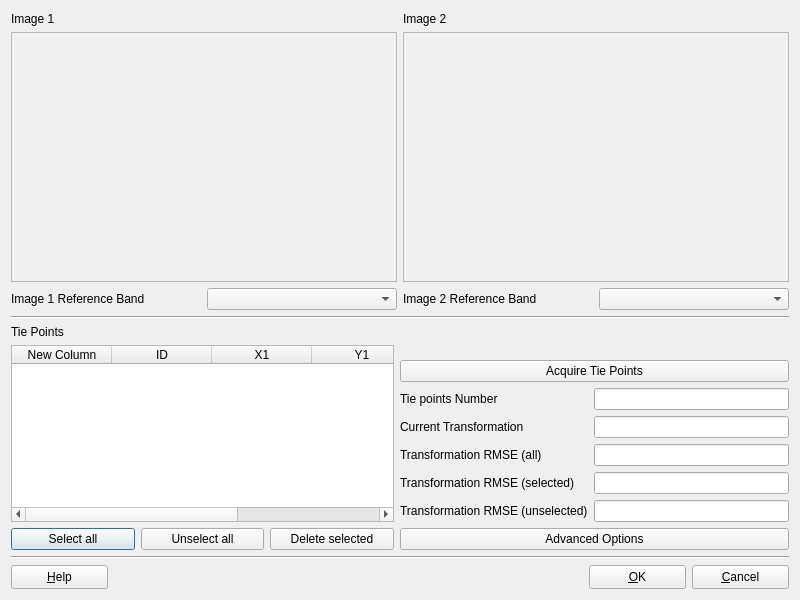
This is src/terralib/qt/widgets/rp/ui/TiePointsLocatorForm.ui in claudiobogossian/terralib5 as Qt 5 draws it before an edit. The edited form follows.
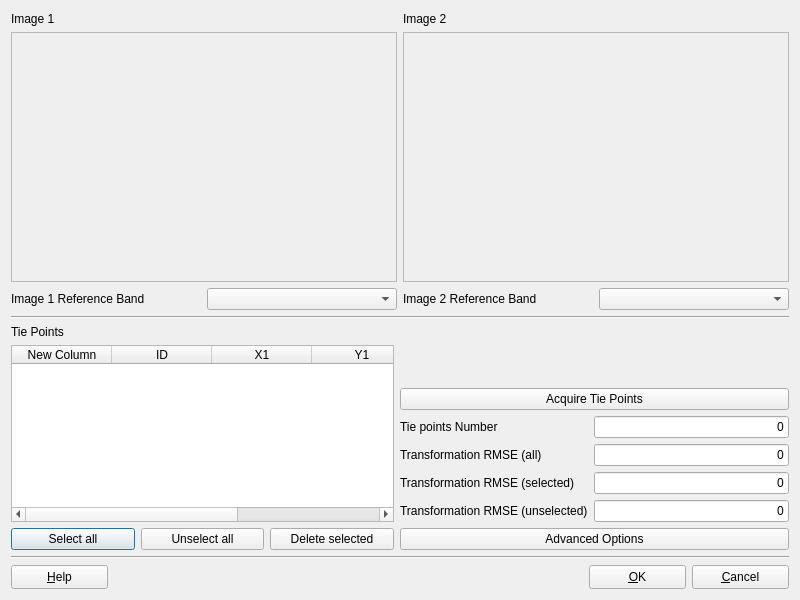
This is the edited form.

Patch:
```diff
--- a/src/terralib/qt/widgets/rp/ui/TiePointsLocatorForm.ui
+++ b/src/terralib/qt/widgets/rp/ui/TiePointsLocatorForm.ui
@@ -22,7 +22,7 @@
   <property name="layoutDirection">
    <enum>Qt::LeftToRight</enum>
   </property>
-  <layout class="QGridLayout" name="gridLayout_5">
+  <layout class="QGridLayout" name="gridLayout_4">
    <item row="0" column="0" colspan="2">
     <layout class="QGridLayout" name="gridLayout">
      <item row="0" column="0">
@@ -186,15 +186,15 @@
     </layout>
    </item>
    <item row="3" column="1">
-    <layout class="QGridLayout" name="gridLayout_4">
-     <item row="0" column="0">
+    <layout class="QVBoxLayout" name="verticalLayout">
+     <item>
       <widget class="QPushButton" name="m_acquireTiePointsPushButton">
        <property name="text">
         <string>Acquire Tie Points</string>
        </property>
       </widget>
      </item>
-     <item row="1" column="0">
+     <item>
       <layout class="QGridLayout" name="gridLayout_2">
        <item row="0" column="0">
         <widget class="QLabel" name="label_4">
@@ -211,6 +211,9 @@
            <height>0</height>
           </size>
          </property>
+         <property name="text">
+          <string>0</string>
+         </property>
          <property name="alignment">
           <set>Qt::AlignRight|Qt::AlignTrailing|Qt::AlignVCenter</set>
          </property>
@@ -220,36 +223,13 @@
         </widget>
        </item>
        <item row="1" column="0">
-        <widget class="QLabel" name="label_5">
-         <property name="text">
-          <string>Current Transformation</string>
-         </property>
-        </widget>
-       </item>
-       <item row="1" column="1">
-        <widget class="QLineEdit" name="m_currentTransformationLineEdit">
-         <property name="minimumSize">
-          <size>
-           <width>150</width>
-           <height>0</height>
-          </size>
-         </property>
-         <property name="alignment">
-          <set>Qt::AlignRight|Qt::AlignTrailing|Qt::AlignVCenter</set>
-         </property>
-         <property name="readOnly">
-          <bool>true</bool>
-         </property>
-        </widget>
-       </item>
-       <item row="2" column="0">
         <widget class="QLabel" name="label_6">
          <property name="text">
           <string>Transformation RMSE (all)</string>
          </property>
         </widget>
        </item>
-       <item row="2" column="1">
+       <item row="1" column="1">
         <widget class="QLineEdit" name="m_transformationRMSEAllLineEdit">
          <property name="minimumSize">
           <size>
@@ -257,6 +237,9 @@
            <height>0</height>
           </size>
          </property>
+         <property name="text">
+          <string>0</string>
+         </property>
          <property name="alignment">
           <set>Qt::AlignRight|Qt::AlignTrailing|Qt::AlignVCenter</set>
          </property>
@@ -265,14 +248,14 @@
          </property>
         </widget>
        </item>
-       <item row="3" column="0">
+       <item row="2" column="0">
         <widget class="QLabel" name="label_7">
          <property name="text">
           <string>Transformation RMSE (selected)</string>
          </property>
         </widget>
        </item>
-       <item row="3" column="1">
+       <item row="2" column="1">
         <widget class="QLineEdit" name="m_transformationRMSESelectedLineEdit">
          <property name="minimumSize">
           <size>
@@ -280,6 +263,9 @@
            <height>0</height>
           </size>
          </property>
+         <property name="text">
+          <string>0</string>
+         </property>
          <property name="alignment">
           <set>Qt::AlignRight|Qt::AlignTrailing|Qt::AlignVCenter</set>
          </property>
@@ -288,14 +274,14 @@
          </property>
         </widget>
        </item>
-       <item row="4" column="0">
+       <item row="3" column="0">
         <widget class="QLabel" name="label_8">
          <property name="text">
           <string>Transformation RMSE (unselected)</string>
          </property>
         </widget>
        </item>
-       <item row="4" column="1">
+       <item row="3" column="1">
         <widget class="QLineEdit" name="m_transformationRMSEunselectedLineEdit">
          <property name="minimumSize">
           <size>
@@ -303,6 +289,9 @@
            <height>0</height>
           </size>
          </property>
+         <property name="text">
+          <string>0</string>
+         </property>
          <property name="alignment">
           <set>Qt::AlignRight|Qt::AlignTrailing|Qt::AlignVCenter</set>
          </property>
@@ -313,7 +302,7 @@
        </item>
       </layout>
      </item>
-     <item row="2" column="0">
+     <item>
       <widget class="QPushButton" name="m_advancedOptionsPushButton">
        <property name="text">
         <string>Advanced Options</string>
```
